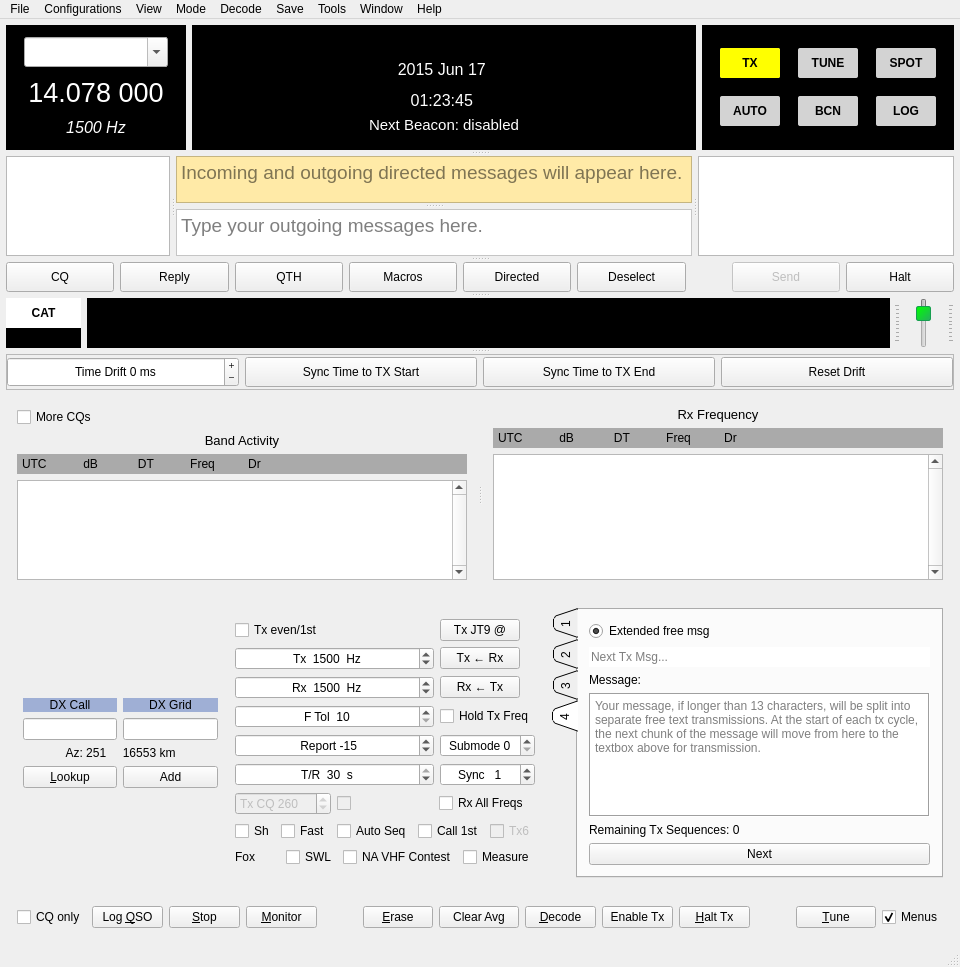
Before: the Qt Designer form mainwindow.ui in qcmiao1998/js8call, drawn with Qt 5.
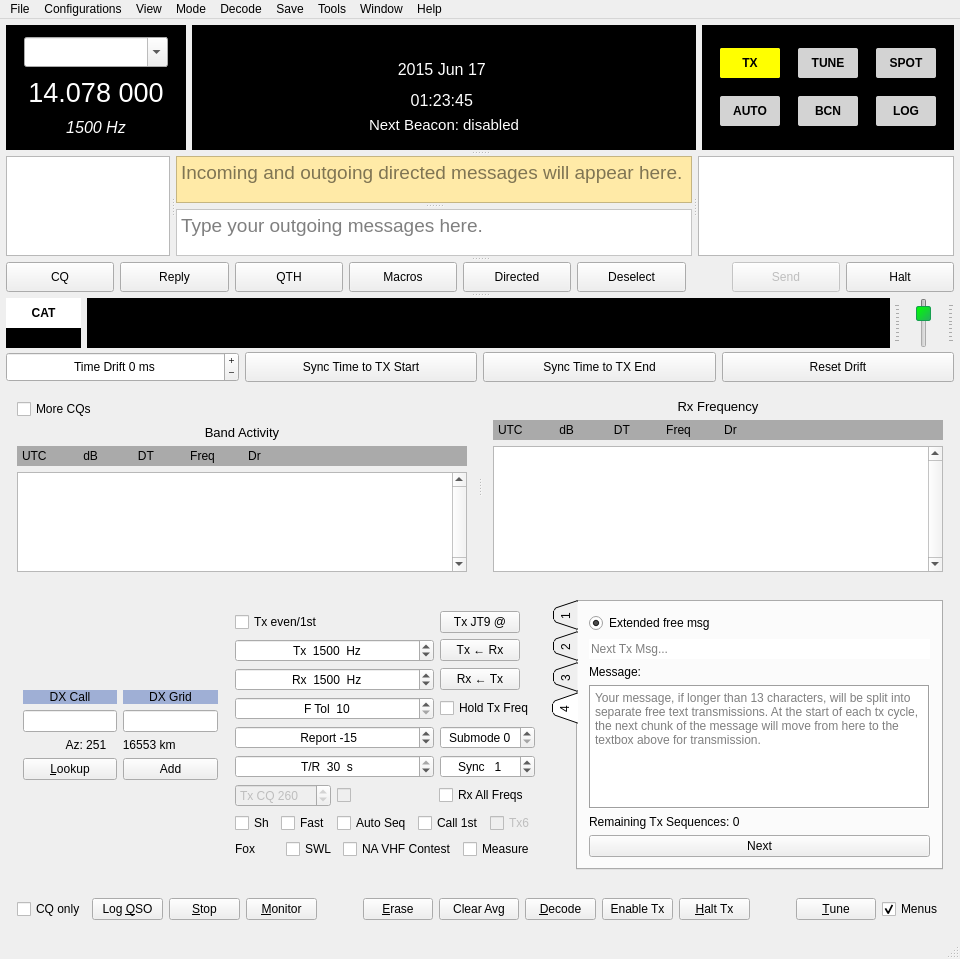
After: the same form once the commit is applied. Custom widgets are drawn as their Qt base class.

Commit message: Added menu item to show time drift controls

Patch:
```diff
--- a/mainwindow.ui
+++ b/mainwindow.ui
@@ -1725,17 +1725,17 @@
           </layout>
          </widget>
         </item>
-       </layout>
-      </widget>
-      <widget class="QFrame" name="frame_7">
+        <item>
+
+<widget class="QFrame" name="driftSyncFrame">
        <property name="minimumSize">
         <size>
          <width>0</width>
-         <height>36</height>
+   <height>0</height>
         </size>
        </property>
        <property name="frameShape">
-        <enum>QFrame::StyledPanel</enum>
+  <enum>QFrame::NoFrame</enum>
        </property>
        <property name="frameShadow">
         <enum>QFrame::Plain</enum>
@@ -1846,6 +1846,9 @@
         </item>
        </layout>
       </widget>
+        </item>
+       </layout>
+      </widget>
      </widget>
     </item>
     <item>
```
Left out of the diff: 11 changed lines with no effect on the pictures. Lines whose indentation alone changed are shown as unchanged. The commit also changes 2 other files.
